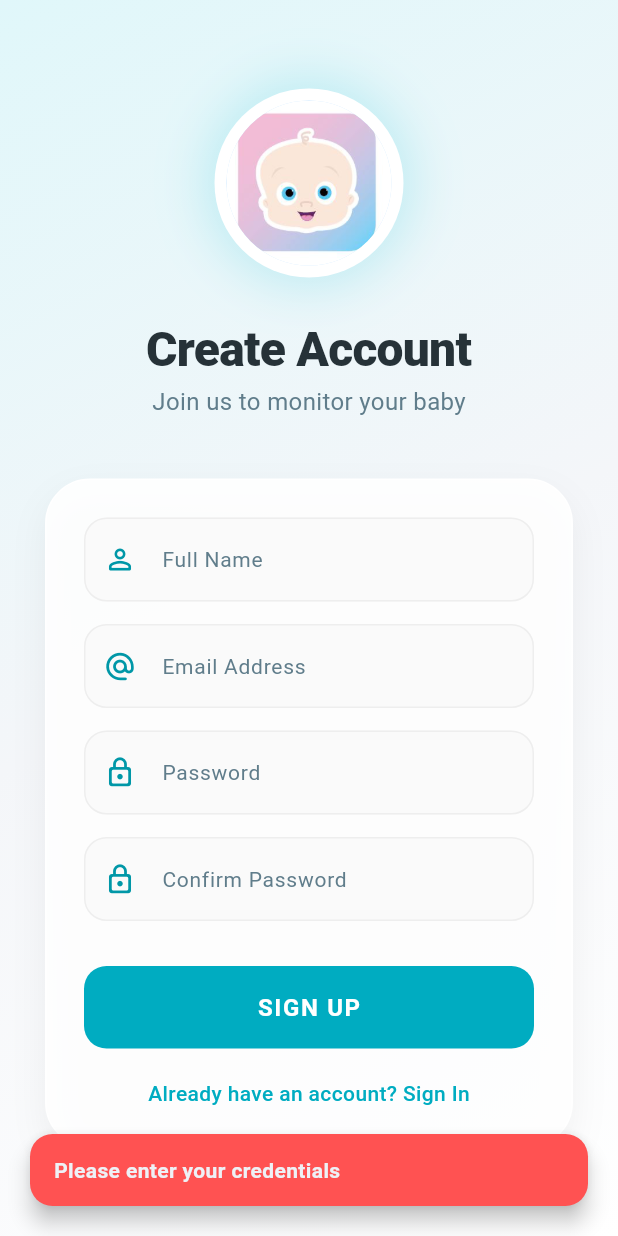
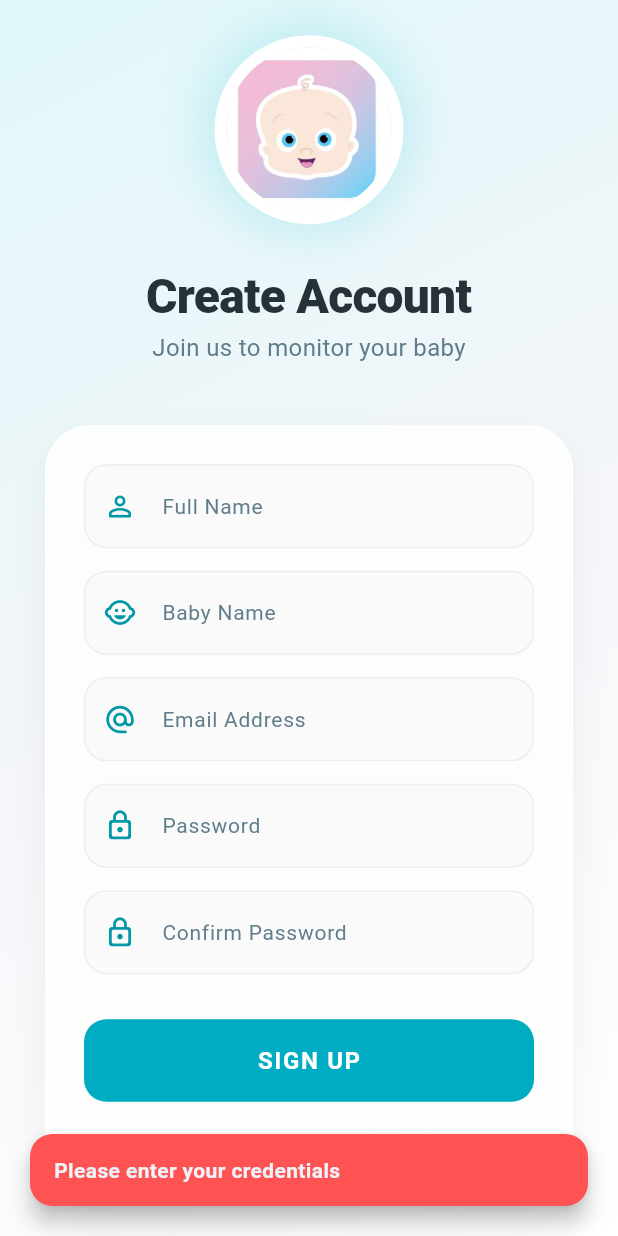
Before and after one commit to uzairghaffar0/bb01, a Flutter app: the screen it shows after launch, after a tap on "Don't have an account? Sign Up", after a tap on "SIGN UP", on a phone screen of 412 x 824 dp. Run offline on Flutter 3.47's test engine with Material 3 defaults, Android fonts, the phone set to English and light mode, and no system bars; our stand-ins replace cloud_firestore, firebase_auth, firebase_core, fl_chart; accounts and stored records are empty.

Commit message:
Enable add and edit user name any baby name

```diff
--- a/lib/pages/login/login.dart
+++ b/lib/pages/login/login.dart
@@ -1,5 +1,6 @@
 import 'package:flutter/material.dart';
 import 'package:firebase_auth/firebase_auth.dart';
+import 'package:cloud_firestore/cloud_firestore.dart';
 
 class LoginPage extends StatefulWidget {
   const LoginPage({super.key});
@@ -11,14 +12,19 @@ class LoginPage extends StatefulWidget {
 class _LoginPageState extends State<LoginPage>
     with SingleTickerProviderStateMixin {
   final TextEditingController emailController = TextEditingController();
+
   final TextEditingController passwordController = TextEditingController();
+
   final TextEditingController nameController = TextEditingController();
+
+  final TextEditingController babyNameController = TextEditingController();
+
   final TextEditingController confirmPasswordController =
       TextEditingController();
+
   bool isLoading = false;
   bool isLoginMode = true;
 
-  // Animation controller for the initial load sequence
   late AnimationController _controller;
   late Animation<double> _fadeAnimation;
   late Animation<Offset> _slideAnimation;
@@ -26,15 +32,26 @@ class _LoginPageState extends State<LoginPage>
   @override
   void initState() {
     super.initState();
+
     _controller = AnimationController(
       vsync: this,
       duration: const Duration(milliseconds: 1200),
     );
 
-    _fadeAnimation = CurvedAnimation(parent: _controller, curve: Curves.easeIn);
-    _slideAnimation =
-        Tween<Offset>(begin: const Offset(0, 0.1), end: Offset.zero).animate(
-            CurvedAnimation(parent: _controller, curve: Curves.easeOutCubic));
+    _fadeAnimation = CurvedAnimation(
+      parent: _controller,
+      curve: Curves.easeIn,
+    );
+
+    _slideAnimation = Tween<Offset>(
+      begin: const Offset(0, 0.1),
+      end: Offset.zero,
+    ).animate(
+      CurvedAnimation(
+        parent: _controller,
+        curve: Curves.easeOutCubic,
+      ),
+    );
 
     _controller.forward();
   }
@@ -42,22 +59,31 @@ class _LoginPageState extends State<LoginPage>
   @override
   void dispose() {
     _controller.dispose();
+
     emailController.dispose();
     passwordController.dispose();
     nameController.dispose();
+    babyNameController.dispose();
     confirmPasswordController.dispose();
+
     super.dispose();
   }
 
   void _showSnack(String message, Color color) {
     ScaffoldMessenger.of(context).showSnackBar(
       SnackBar(
-        content:
-            Text(message, style: const TextStyle(fontWeight: FontWeight.bold)),
+        content: Text(
+          message,
+          style: const TextStyle(
+            fontWeight: FontWeight.bold,
+          ),
+        ),
         backgroundColor: color,
         behavior: SnackBarBehavior.floating,
         margin: const EdgeInsets.all(20),
-        shape: RoundedRectangleBorder(borderRadius: BorderRadius.circular(15)),
+        shape: RoundedRectangleBorder(
+          borderRadius: BorderRadius.circular(15),
+        ),
       ),
     );
   }
@@ -77,6 +103,15 @@ class _LoginPageState extends State<LoginPage>
       if (nameController.text.trim().isEmpty) {
         _showSnack(
           'Please enter your name',
+          Colors.redAccent,
+        );
+
+        return;
+      }
+
+      if (babyNameController.text.trim().isEmpty) {
+        _showSnack(
+          'Please enter baby name',
           Colors.redAccent,
         );
 
@@ -122,6 +157,17 @@ class _LoginPageState extends State<LoginPage>
           password: passwordController.text.trim(),
         );
 
+        // SAVE USER DATA
+        await FirebaseFirestore.instance
+            .collection('users')
+            .doc(userCredential.user!.uid)
+            .set({
+          'name': nameController.text.trim(),
+          'babyName': babyNameController.text.trim(),
+          'email': emailController.text.trim(),
+          'createdAt': Timestamp.now(),
+        });
+
         print(userCredential.user?.uid);
         print(userCredential.user?.email);
 
@@ -132,6 +178,10 @@ class _LoginPageState extends State<LoginPage>
 
         setState(() {
           isLoginMode = true;
+
+          nameController.clear();
+          babyNameController.clear();
+          confirmPasswordController.clear();
         });
       }
     } on FirebaseAuthException catch (e) {
@@ -159,12 +209,15 @@ class _LoginPageState extends State<LoginPage>
   Widget build(BuildContext context) {
     return Scaffold(
       body: Container(
-        // Subtle gradient background
         decoration: const BoxDecoration(
           gradient: LinearGradient(
             begin: Alignment.topLeft,
             end: Alignment.bottomRight,
-            colors: [Color(0xFFE0F7FA), Color(0xFFF4F6F9), Colors.white],
+            colors: [
+              Color(0xFFE0F7FA),
+              Color(0xFFF4F6F9),
+              Colors.white,
+            ],
           ),
         ),
         child: SafeArea(
@@ -174,7 +227,9 @@ class _LoginPageState extends State<LoginPage>
               position: _slideAnimation,
               child: Center(
                 child: SingleChildScrollView(
-                  padding: const EdgeInsets.symmetric(horizontal: 30.0),
+                  padding: const EdgeInsets.symmetric(
+                    horizontal: 30.0,
+                  ),
                   child: Column(
                     children: [
                       _buildHeader(),
@@ -229,7 +284,10 @@ class _LoginPageState extends State<LoginPage>
           isLoginMode
               ? 'Gently monitoring your little one'
               : 'Join us to monitor your baby',
-          style: TextStyle(color: Colors.blueGrey, fontSize: 16),
+          style: const TextStyle(
+            color: Colors.blueGrey,
+            fontSize: 16,
+          ),
         ),
       ],
     );
@@ -258,21 +316,37 @@ class _LoginPageState extends State<LoginPage>
               label: 'Full Name',
               icon: Icons.person_outline_rounded,
             ),
+
           if (!isLoginMode) const SizedBox(height: 15),
+
+          // BABY NAME FIELD
+          if (!isLoginMode)
+            _buildTextField(
+              controller: babyNameController,
+              label: 'Baby Name',
+              icon: Icons.child_care,
+            ),
+
+          if (!isLoginMode) const SizedBox(height: 15),
+
           _buildTextField(
             controller: emailController,
             label: 'Email Address',
             icon: Icons.alternate_email_rounded,
             type: TextInputType.emailAddress,
           ),
+
           const SizedBox(height: 15),
+
           _buildTextField(
             controller: passwordController,
             label: 'Password',
             icon: Icons.lock_outline_rounded,
             isPassword: true,
           ),
+
           if (!isLoginMode) const SizedBox(height: 15),
+
           if (!isLoginMode)
             _buildTextField(
               controller: confirmPasswordController,
@@ -280,9 +354,13 @@ class _LoginPageState extends State<LoginPage>
               icon: Icons.lock_outline_rounded,
               isPassword: true,
             ),
+
           const SizedBox(height: 30),
+
           _buildLoginButton(),
+
           const SizedBox(height: 20),
+
           _buildToggleModeText(),
         ],
       ),
@@ -302,17 +380,27 @@ class _LoginPageState extends State<LoginPage>
       keyboardType: type,
       decoration: InputDecoration(
         labelText: label,
-        prefixIcon: Icon(icon, size: 22, color: Colors.cyan.shade700),
+        prefixIcon: Icon(
+          icon,
+          size: 22,
+          color: Colors.cyan.shade700,
+        ),
         filled: true,
         fillColor: Colors.grey.shade50,
-        labelStyle: const TextStyle(color: Colors.blueGrey, fontSize: 14),
+        labelStyle: const TextStyle(
+          color: Colors.blueGrey,
+          fontSize: 14,
+        ),
         enabledBorder: OutlineInputBorder(
           borderRadius: BorderRadius.circular(15),
           borderSide: BorderSide(color: Colors.grey.shade200),
         ),
         focusedBorder: OutlineInputBorder(
           borderRadius: BorderRadius.circular(15),
-          borderSide: const BorderSide(color: Colors.cyan, width: 2),
+          borderSide: const BorderSide(
+            color: Colors.cyan,
+            width: 2,
+          ),
         ),
       ),
     );
@@ -324,7 +412,9 @@ class _LoginPageState extends State<LoginPage>
       child: isLoading
           ? const Padding(
               padding: EdgeInsets.symmetric(vertical: 10),
-              child: CircularProgressIndicator(color: Colors.cyan),
+              child: CircularProgressIndicator(
+                color: Colors.cyan,
+              ),
             )
           : SizedBox(
               width: double.infinity,
@@ -341,10 +431,11 @@ class _LoginPageState extends State<LoginPage>
                 ),
                 child: Text(
                   isLoginMode ? 'SIGN IN' : 'SIGN UP',
-                  style: TextStyle(
-                      fontSize: 16,
-                      fontWeight: FontWeight.bold,
-                      letterSpacing: 1.1),
+                  style: const TextStyle(
+                    fontSize: 16,
+                    fontWeight: FontWeight.bold,
+                    letterSpacing: 1.1,
+                  ),
                 ),
               ),
             ),
@@ -356,8 +447,9 @@ class _LoginPageState extends State<LoginPage>
       onTap: () {
         setState(() {
           isLoginMode = !isLoginMode;
-          // Clear fields when switching modes
+
           nameController.clear();
+          babyNameController.clear();
           confirmPasswordController.clear();
           emailController.clear();
           passwordController.clear();
--- a/pubspec.yaml
+++ b/pubspec.yaml
@@ -22,6 +22,7 @@ dependencies:
   provider: ^6.1.5+1
   firebase_core: ^4.7.0
   firebase_auth: ^6.4.0
+  cloud_firestore: ^6.4.0
 
 
 dev_dependencies:
```
Also changed, not shown: lib/pages/settings/settings.dart (+30 -2 lines), pubspec.lock, 3 other files.
